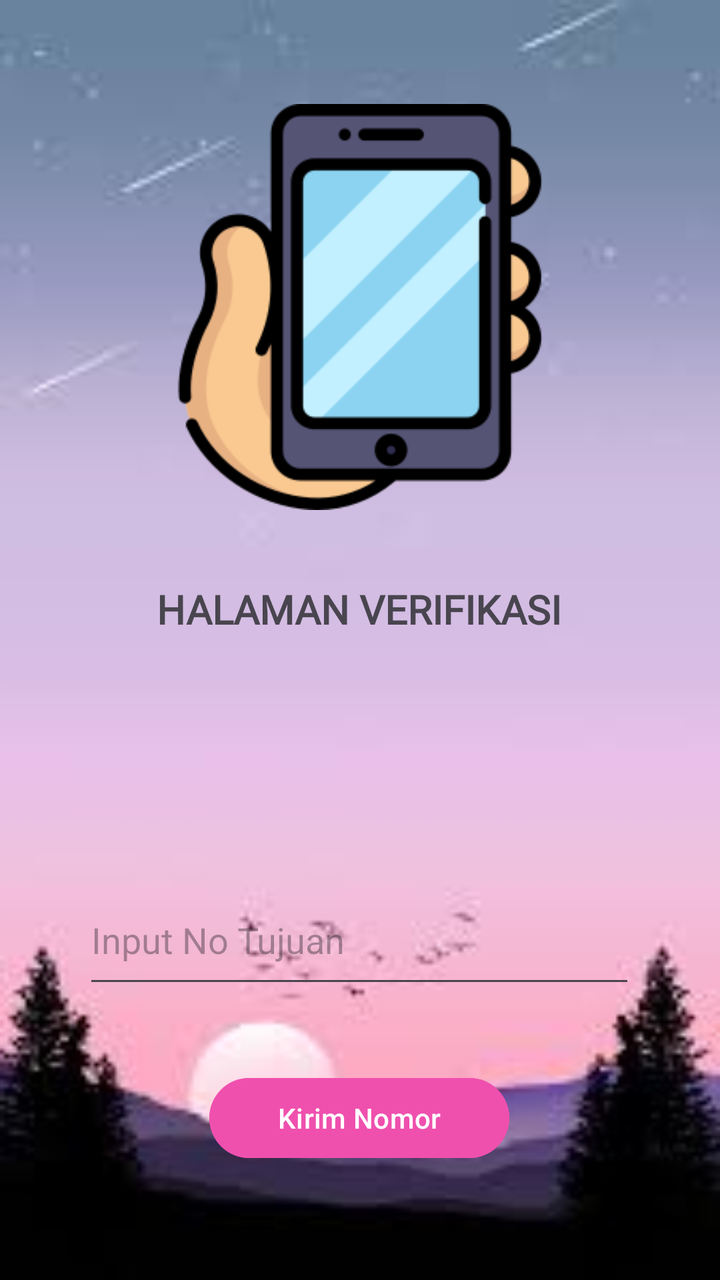
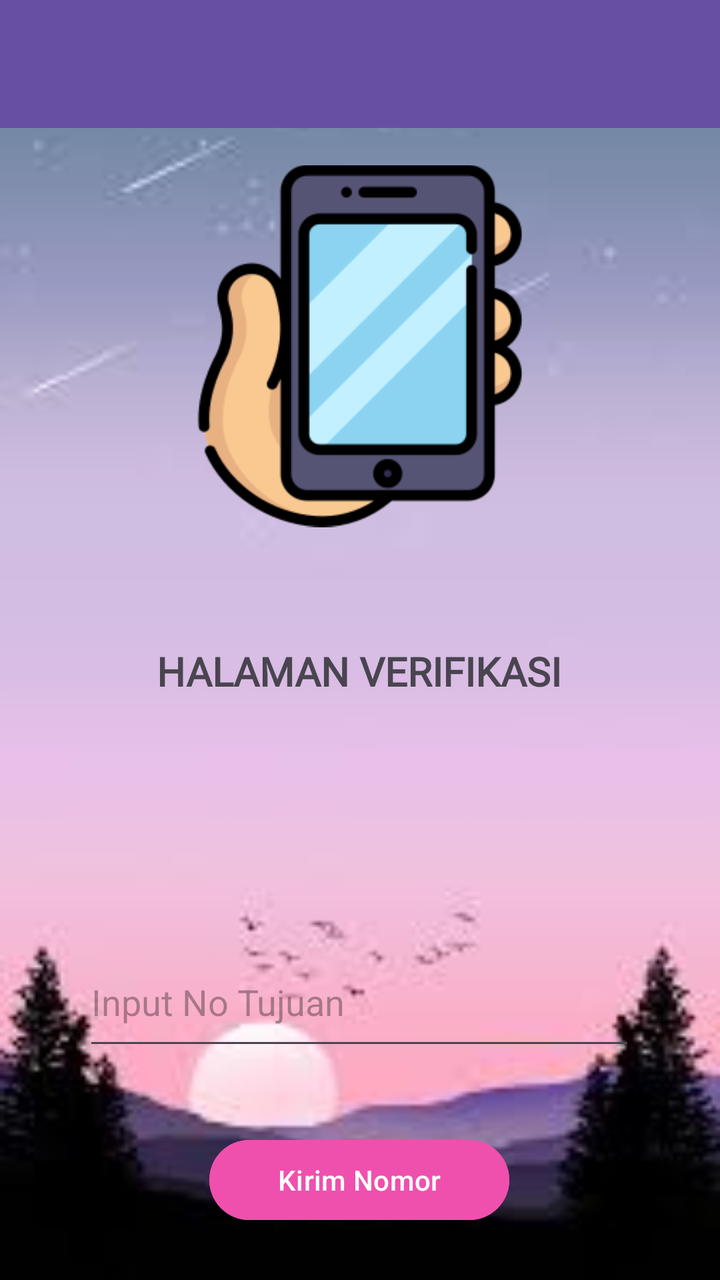

Compare the two renders of this Android layout. The source of the first and the diff that turns it into the second are given below.
<!-- AndroidManifest.xml: application theme Theme.Alfiqapps -->
<!-- res/layout/activity_third.xml -->
<?xml version="1.0" encoding="utf-8"?>
<androidx.constraintlayout.widget.ConstraintLayout xmlns:android="http://schemas.android.com/apk/res/android"
    xmlns:app="http://schemas.android.com/apk/res-auto"
    xmlns:tools="http://schemas.android.com/tools"
    android:id="@+id/main"
    android:layout_width="match_parent"
    android:layout_height="match_parent"
    android:background="@drawable/background"
    tools:context=".pertemuan_3.ThirdActivity">

    <Button
        android:id="@+id/btnKirim"
        android:layout_width="150dp"
        android:layout_height="wrap_content"
        android:layout_marginTop="36dp"
        android:backgroundTint="#EF50AE"
        android:text="Kirim Nomor"
        app:layout_constraintEnd_toEndOf="parent"
        app:layout_constraintHorizontal_bias="0.498"
        app:layout_constraintStart_toStartOf="parent"
        app:layout_constraintTop_toBottomOf="@+id/inputNoTujuan" />

    <EditText
        android:id="@+id/inputNoTujuan"
        android:layout_width="276dp"
        android:layout_height="61dp"
        android:layout_marginTop="120dp"
        android:ems="10"
        android:hint="Input No Tujuan"
        android:inputType="text"
        app:layout_constraintEnd_toEndOf="parent"
        app:layout_constraintHorizontal_bias="0.496"
        app:layout_constraintStart_toStartOf="parent"
        app:layout_constraintTop_toBottomOf="@+id/textView2" />

    <ImageView
        android:id="@+id/imageView"
        android:layout_width="203dp"
        android:layout_height="235dp"
        android:layout_marginTop="36dp"
        android:src="@drawable/lgohp"
        app:layout_constraintEnd_toEndOf="parent"
        app:layout_constraintStart_toStartOf="parent"
        app:layout_constraintTop_toTopOf="parent" />

    <TextView
        android:id="@+id/textView2"
        android:layout_width="wrap_content"
        android:layout_height="wrap_content"
        android:layout_marginTop="20dp"
        android:fontFamily="@font/trispacefont"
        android:text="@string/halaman"
        android:textSize="20dp"
        android:textStyle="bold"
        app:layout_constraintEnd_toEndOf="parent"
        app:layout_constraintHorizontal_bias="0.497"
        app:layout_constraintStart_toStartOf="parent"
        app:layout_constraintTop_toBottomOf="@+id/imageView" />

</androidx.constraintlayout.widget.ConstraintLayout>
<!-- resources referenced by this layout -->
<resources>
  <!-- drawable background: jpeg bitmap (drawable, 3571 bytes) -->
  <!-- drawable lgohp: png bitmap (drawable, 12401 bytes) -->
  <string name="halaman">HALAMAN VERIFIKASI</string>
  <style name="Theme.Alfiqapps" parent="Base.Theme.Alfiqapps" />
  <style name="Base.Theme.Alfiqapps" parent="Theme.Material3.DayNight.NoActionBar">
          
          
      </style>
</resources>

<!-- the commit's change to res/layout/activity_third.xml (unified diff, before → after) -->
@@ -35,9 +35,9 @@
 
     <ImageView
         android:id="@+id/imageView"
-        android:layout_width="203dp"
-        android:layout_height="235dp"
-        android:layout_marginTop="36dp"
+        android:layout_width="181dp"
+        android:layout_height="186dp"
+        android:layout_marginTop="80dp"
         android:src="@drawable/lgohp"
         app:layout_constraintEnd_toEndOf="parent"
         app:layout_constraintStart_toStartOf="parent"
@@ -47,7 +47,7 @@
         android:id="@+id/textView2"
         android:layout_width="wrap_content"
         android:layout_height="wrap_content"
-        android:layout_marginTop="20dp"
+        android:layout_marginTop="56dp"
         android:fontFamily="@font/trispacefont"
         android:text="@string/halaman"
         android:textSize="20dp"
@@ -57,4 +57,15 @@
         app:layout_constraintStart_toStartOf="parent"
         app:layout_constraintTop_toBottomOf="@+id/imageView" />
 
+    <androidx.appcompat.widget.Toolbar
+        android:id="@+id/toolbar"
+        android:layout_width="match_parent"
+        android:layout_height="?attr/actionBarSize"
+        android:background="?attr/colorPrimary"
+        app:titleTextColor="@android:color/white"
+        app:subtitleTextColor="@android:color/white"
+        app:layout_constraintTop_toTopOf="parent"
+        app:layout_constraintStart_toStartOf="parent"
+        app:layout_constraintEnd_toEndOf="parent" />
+
 </androidx.constraintlayout.widget.ConstraintLayout>
